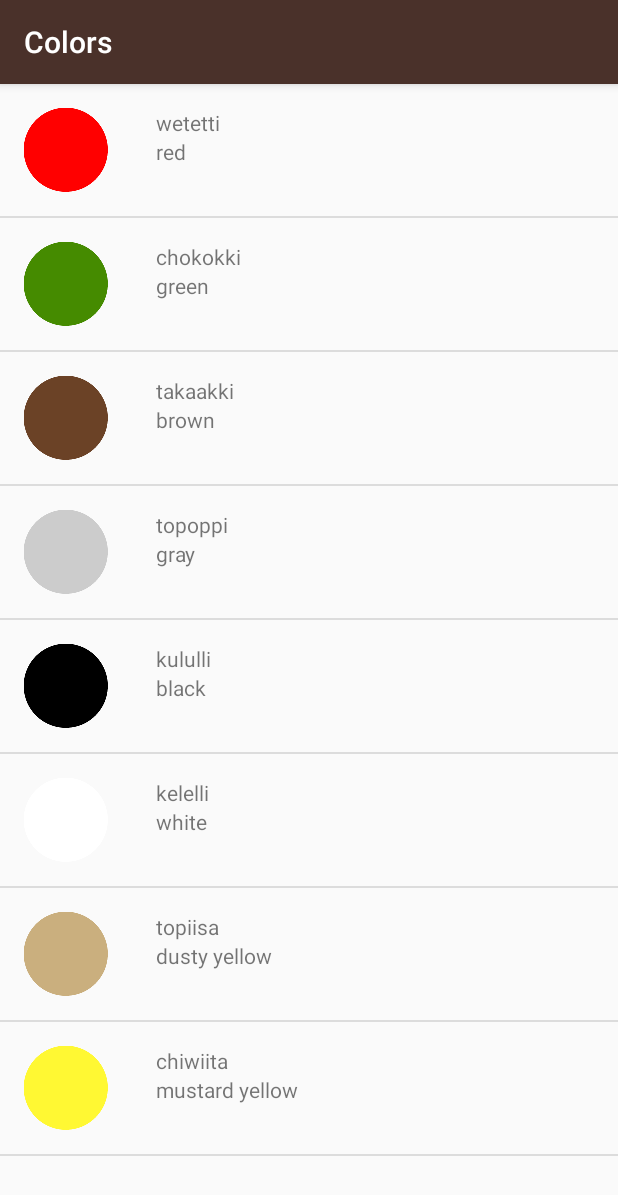
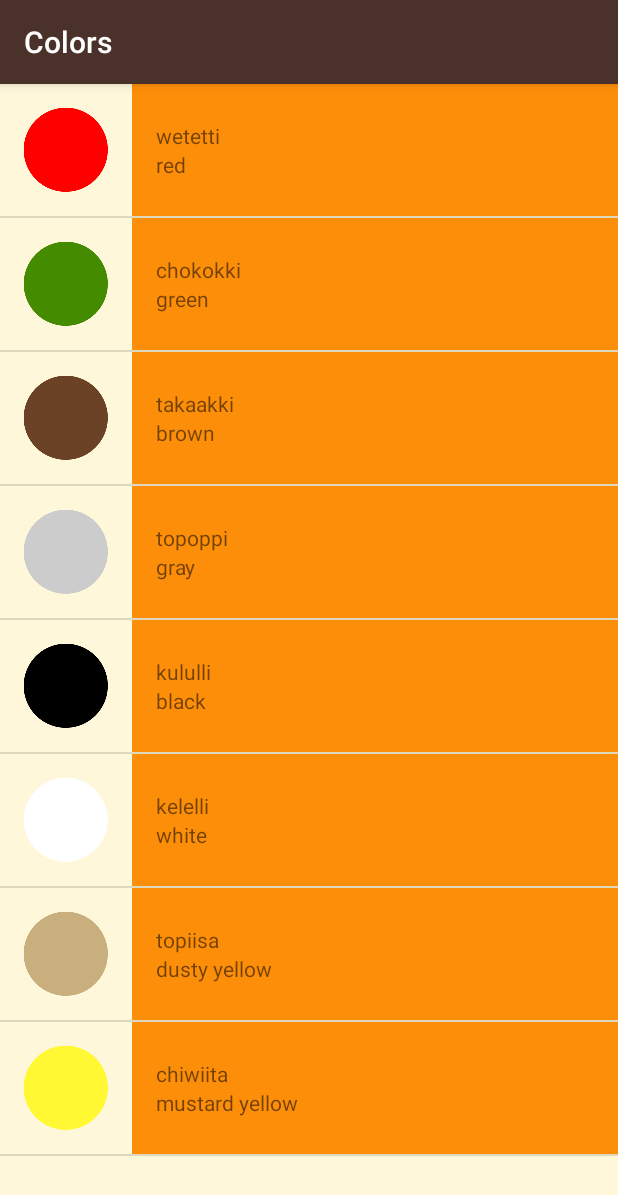
Before and after one commit to torrezno/miwok, an Android app: the ColorsActivity screen opened directly, with no data from a screen before it, on a phone screen of 412 x 824 dp. Shown: the top 1195 px of the screen. Run offline under Robolectric (Android 15) with nearby library versions, the phone set to English and light mode, and no system bars.

Commit message:
feat: added the proper layouts and styles. Missing colors

```diff
--- a/app/src/main/java/com/example/android/miwok/ColorsActivity.java
+++ b/app/src/main/java/com/example/android/miwok/ColorsActivity.java
@@ -23,8 +23,9 @@ public class ColorsActivity extends AppCompatActivity {
         words.add(new Word("topiisa", "dusty yellow",R.drawable.color_dusty_yellow));
         words.add(new Word("chiwiita", "mustard yellow",R.drawable.color_mustard_yellow));
 
-        WordAdapter itemsAdapter = new WordAdapter(this, words);
+        WordAdapter itemsAdapter = new WordAdapter(this, words,getResources().getColor(R.color.tan_background));
         ListView listView = (ListView) findViewById(R.id.list);
         listView.setAdapter(itemsAdapter);
+        listView.setBackgroundColor(getResources().getColor(R.color.tan_background));
     }
 }
--- a/app/src/main/java/com/example/android/miwok/WordAdapter.java
+++ b/app/src/main/java/com/example/android/miwok/WordAdapter.java
@@ -16,10 +16,17 @@ import java.util.List;
 public class WordAdapter extends ArrayAdapter<Word>{
 
     private static final String LOG_TAG = Word.class.getSimpleName();
+    private int mColor = NO_COLOR_PROVIDED;
+    private static final int NO_COLOR_PROVIDED = -1;
 
 
+    public WordAdapter(Context context, ArrayList<Word> words, int color) {
+        super(context,0,words);
+        mColor=color;
+    }
     public WordAdapter(Context context, ArrayList<Word> words) {
         super(context,0,words);
+
     }
 
 
@@ -43,6 +50,8 @@ public class WordAdapter extends ArrayAdapter<Word>{
         }
         // Get the {@link AndroidFlavor} object located at this position in the list
         Word currentWord = getItem(position);
+
+
 
         // Find the TextView in the list_item.xml layout with the ID version_name
         TextView miwokTextView = (TextView) listItemView.findViewById(R.id.miwokTranslation);
--- a/app/src/main/res/layout/list_item.xml
+++ b/app/src/main/res/layout/list_item.xml
@@ -3,14 +3,15 @@
     xmlns:tools="http://schemas.android.com/tools"
     android:orientation="horizontal"
     android:layout_width="match_parent"
-    android:layout_height="wrap_content">
+    android:layout_height="88dp">
 
     <ImageView
-        android:layout_width="wrap_content"
+        android:layout_width="88dp"
         android:layout_height="match_parent"
         android:scaleType="center"
         android:id="@+id/img"
         tools:src="@mipmap/ic_launcher"
+        android:background="@color/tan_background"
         />
 
 <LinearLayout xmlns:android="http://schemas.android.com/apk/res/android"
@@ -18,7 +19,9 @@
     android:orientation="vertical"
     android:layout_width="match_parent"
     android:layout_height="match_parent"
-    android:padding="16dp"
+    android:gravity="center_vertical"
+    android:paddingLeft="16dp"
+    android:background="@color/category_numbers"
     android:id="@+id/layout">
 
 
@@ -26,6 +29,7 @@
         android:id="@+id/miwokTranslation"
         android:layout_width="match_parent"
         android:layout_height="wrap_content"
+
         tools:text="lutti"/>
 
     <TextView
--- a/app/src/main/res/values/colors.xml
+++ b/app/src/main/res/values/colors.xml
@@ -34,4 +34,6 @@
 
     <!-- Background color for the phrases category -->
     <color name="category_phrases">#16AFCA</color>
+
+    <color name="category_text">#FFFFFF</color>
 </resources>
--- a/app/src/main/res/values/styles.xml
+++ b/app/src/main/res/values/styles.xml
@@ -26,7 +26,7 @@
         <item name="android:layout_height">@dimen/list_item_height</item>
         <item name="android:gravity">center_vertical</item>
         <item name="android:padding">16dp</item>
-        <item name="android:textColor">@android:color/white</item>
+        <item name="android:textColor">@color/category_text</item>
         <item name="android:textStyle">bold</item>
         <item name="android:textAppearance">?android:textAppearanceMedium</item>
     </style>
```
